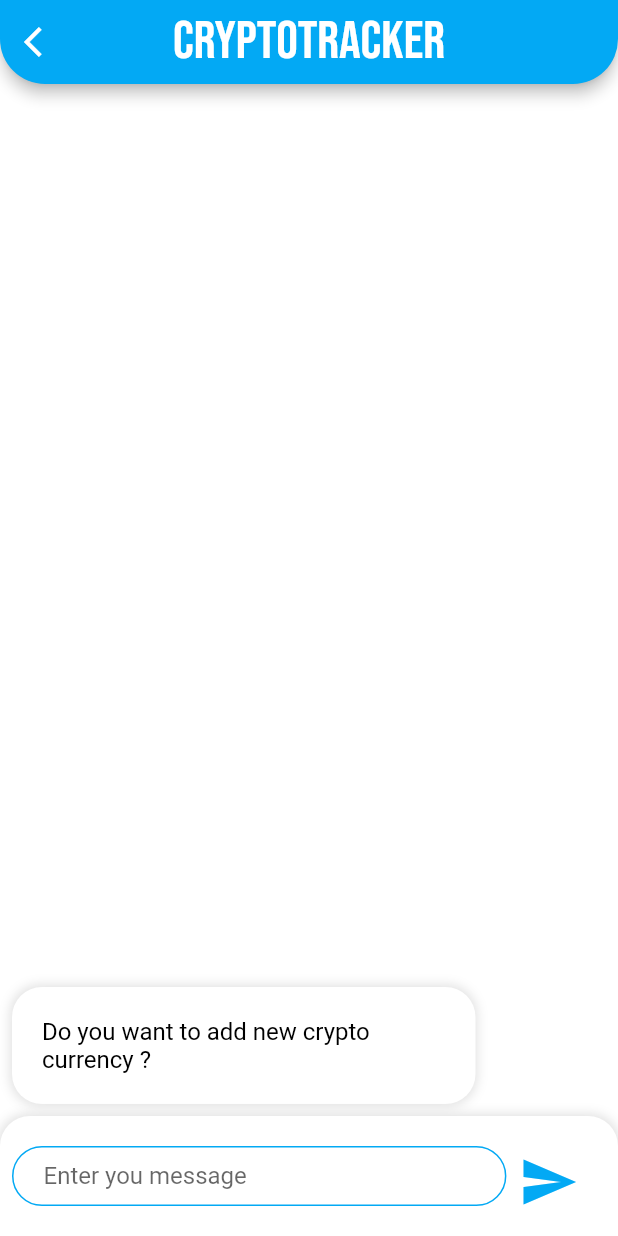
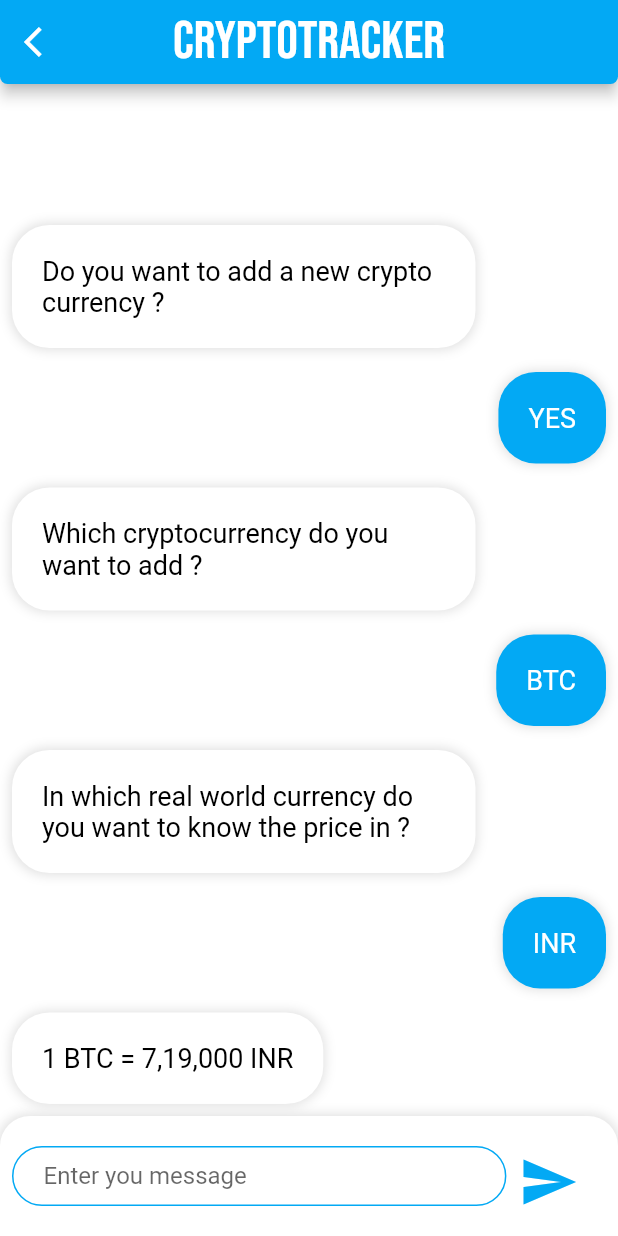
Before and after one commit to amaljoe/cryptocurrency_tracker_flutter, a Flutter app: the screen it shows after launch, on a phone screen of 412 x 824 dp. Run offline on Flutter 3.47's test engine with Material 2 defaults, Android fonts, the phone set to English and light mode, and no system bars; our stand-ins replace google_fonts.

Commit message:
Chat frontend done

```diff
--- /dev/null
+++ b/lib/components/chat_message.dart
@@ -0,0 +1,38 @@
+import 'package:cryptocurrency_tracker_flutter/utilities/constants.dart';
+import 'package:flutter/material.dart';
+
+class ChatMessage extends StatelessWidget {
+  final String text;
+  final MessageType messageType;
+
+  ChatMessage({@required this.text, @required this.messageType});
+
+  @override
+  Widget build(BuildContext context) {
+    return Container(
+      padding: EdgeInsets.all(8.0),
+      alignment: messageType == MessageType.me
+          ? Alignment.centerRight
+          : Alignment.centerLeft,
+      child: Container(
+        padding: EdgeInsets.all(20),
+        decoration: BoxDecoration(
+          boxShadow: kBoxShadow,
+          color:
+              messageType == MessageType.me ? Colors.lightBlue : Colors.white,
+          borderRadius: BorderRadius.all(
+            Radius.circular(25),
+          ),
+        ),
+        constraints:
+            BoxConstraints(maxWidth: MediaQuery.of(context).size.width * 0.75),
+        child: Text(
+          text,
+          style: kChatTextStyle.copyWith(
+            color: messageType == MessageType.me ? Colors.white : Colors.black,
+          ),
+        ),
+      ),
+    );
+  }
+}
--- a/lib/screens/currency_page.dart
+++ b/lib/screens/currency_page.dart
@@ -1,4 +1,5 @@
 import 'package:cryptocurrency_tracker_flutter/components/bottom_chat.dart';
+import 'package:cryptocurrency_tracker_flutter/components/chat_message.dart';
 import 'package:flutter/material.dart';
 import 'package:cryptocurrency_tracker_flutter/utilities/constants.dart';
 
@@ -9,6 +10,60 @@ class CurrencyPage extends StatefulWidget {
 }
 
 class _CurrencyPageState extends State<CurrencyPage> {
+  List<ChatMessage> chatMessages = [];
+
+  @override
+  void initState() {
+    super.initState();
+    updateList();
+  }
+
+  void updateList() {
+    chatMessages.insert(
+        0,
+        ChatMessage(
+          text: 'Do you want to add a new crypto currency ?',
+          messageType: MessageType.you,
+        ));
+    chatMessages.insert(
+        0,
+        ChatMessage(
+          text: 'YES',
+          messageType: MessageType.me,
+        ));
+    chatMessages.insert(
+        0,
+        ChatMessage(
+          text: 'Which cryptocurrency do you want to add ?',
+          messageType: MessageType.you,
+        ));
+    chatMessages.insert(
+        0,
+        ChatMessage(
+          text: 'BTC',
+          messageType: MessageType.me,
+        ));
+    chatMessages.insert(
+        0,
+        ChatMessage(
+          text:
+              'In which real world currency do you want to know the price in ?',
+          messageType: MessageType.you,
+        ));
+    chatMessages.insert(
+        0,
+        ChatMessage(
+          text: 'INR',
+          messageType: MessageType.me,
+        ));
+    chatMessages.insert(
+        0,
+        ChatMessage(
+          text: '1 BTC = 7,19,000 INR',
+          messageType: MessageType.you,
+        ));
+  }
+
   @override
   Widget build(BuildContext context) {
     return Scaffold(
@@ -24,44 +79,14 @@ class _CurrencyPageState extends State<CurrencyPage> {
           style: kTitleTextStyle,
         ),
         shape: RoundedRectangleBorder(
-          borderRadius: BorderRadius.vertical(bottom: Radius.circular(30)),
+          borderRadius: BorderRadius.vertical(bottom: Radius.circular(5)),
         ),
       ),
       body: Column(children: [
         Expanded(
-          child: Column(
-            mainAxisSize: MainAxisSize.max,
-            crossAxisAlignment: CrossAxisAlignment.stretch,
-            children: [
-              Expanded(
-                child: Container(),
-              ),
-              Padding(
-                padding: const EdgeInsets.all(8.0),
-                child: Column(
-                  children: [
-                    Container(
-                      alignment: Alignment.centerLeft,
-                      child: Container(
-                        padding: EdgeInsets.all(20),
-                        decoration: BoxDecoration(
-                          boxShadow: kBoxShadow,
-                          color: Colors.white,
-                          borderRadius: BorderRadius.all(
-                            Radius.circular(20),
-                          ),
-                        ),
-                        width: MediaQuery.of(context).size.width * 0.75,
-                        child: Text(
-                          'Do you want to add new crypto currency ?',
-                          style: kChatTextStyle,
-                        ),
-                      ),
-                    )
-                  ],
-                ),
-              ),
-            ],
+          child: ListView(
+            children: chatMessages,
+            reverse: true,
           ),
         ),
         BottomChat(
--- a/lib/utilities/constants.dart
+++ b/lib/utilities/constants.dart
@@ -9,10 +9,12 @@ final kTitleTextStyle = GoogleFonts.bebasNeue(
 );
 
 final kChatTextStyle = GoogleFonts.roboto(
-  fontSize: 16,
-  color: Colors.black,
+  fontSize: 18,
+  fontWeight: FontWeight.normal,
 );
 
 final kBoxShadow = [
   BoxShadow(color: Colors.black12, spreadRadius: 1, blurRadius: 6)
 ];
+
+enum MessageType { me, you }
```
